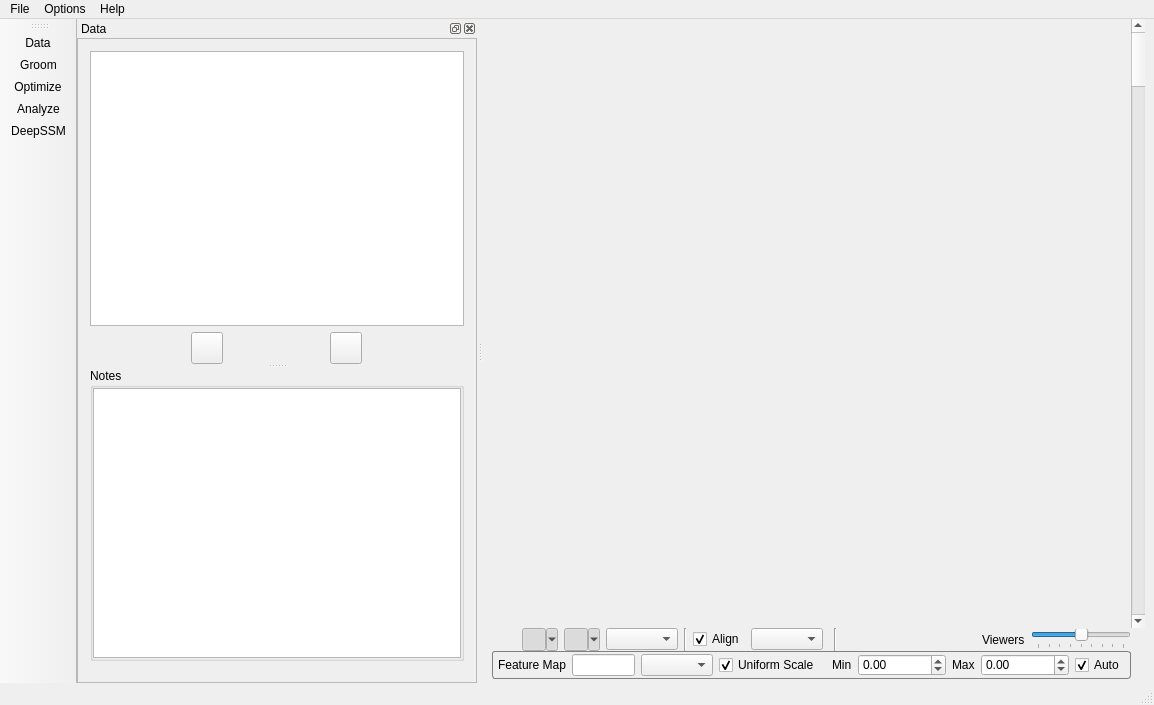
The window that Studio/src/Interface/ShapeWorksStudioApp.ui (SCIInstitute/ShapeWorks) describes before a commit, drawn with Qt 5.
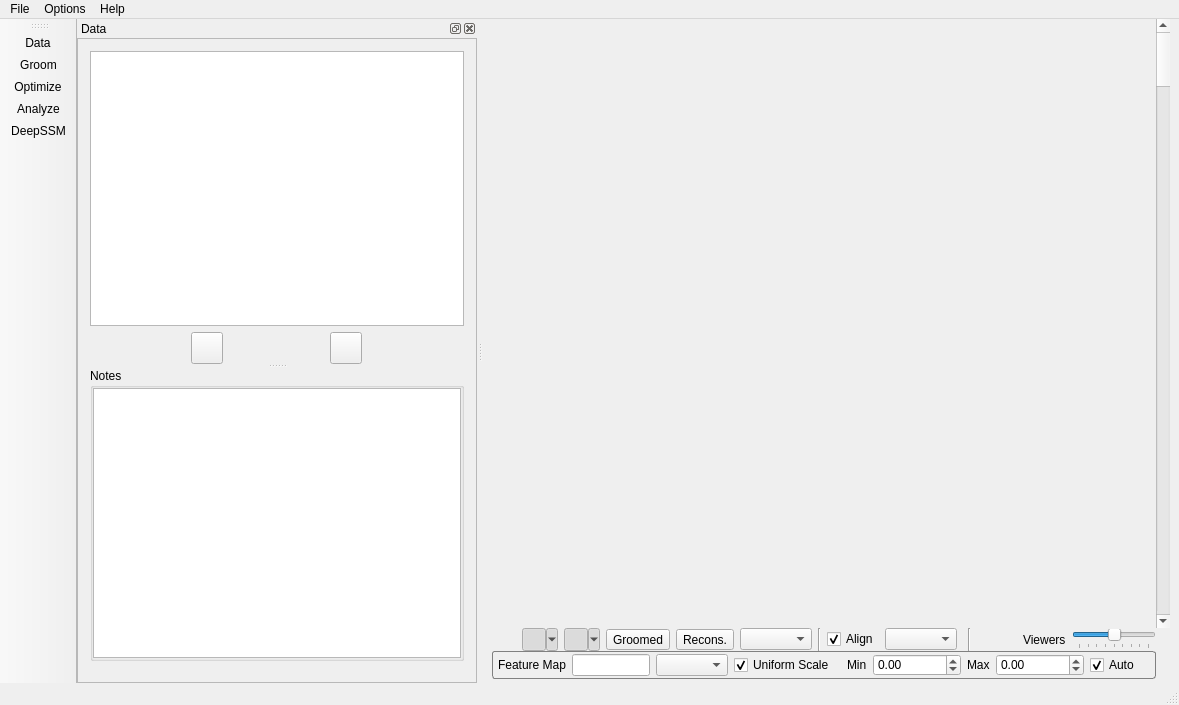
The same window after the commit. Icons and pictures are not drawn. Custom widgets are drawn as their Qt base class.

Commit message: [1611]: Add buttons in GUI to toggle groomed and reconstructed surfaces display.

Patch:
```diff
--- a/Studio/src/Interface/ShapeWorksStudioApp.ui
+++ b/Studio/src/Interface/ShapeWorksStudioApp.ui
@@ -162,6 +162,26 @@
             </property>
            </widget>
           </item>
+          <item>
+           <widget class="QToolButton" name="show_groomed_surfaces">
+            <property name="text">
+             <string>Groomed</string>
+            </property>
+            <property name="checkable">
+             <bool>true</bool>
+            </property>
+           </widget>
+          </item>
+          <item>
+           <widget class="QToolButton" name="show_reconstructed_surfaces">
+            <property name="text">
+             <string>Recons.</string>
+            </property>
+            <property name="checkable">
+             <bool>true</bool>
+            </property>
+           </widget>
+          </item>
           <item>
            <widget class="QComboBox" name="view_mode_combobox">
             <property name="toolTip">
@@ -441,7 +461,7 @@
      <x>0</x>
      <y>0</y>
      <width>1154</width>
-     <height>22</height>
+     <height>21</height>
     </rect>
    </property>
    <widget class="QMenu" name="menuFile">
```
Left out of the diff: 6 changed lines with no effect on the pictures. The commit also changes 4 other files.
